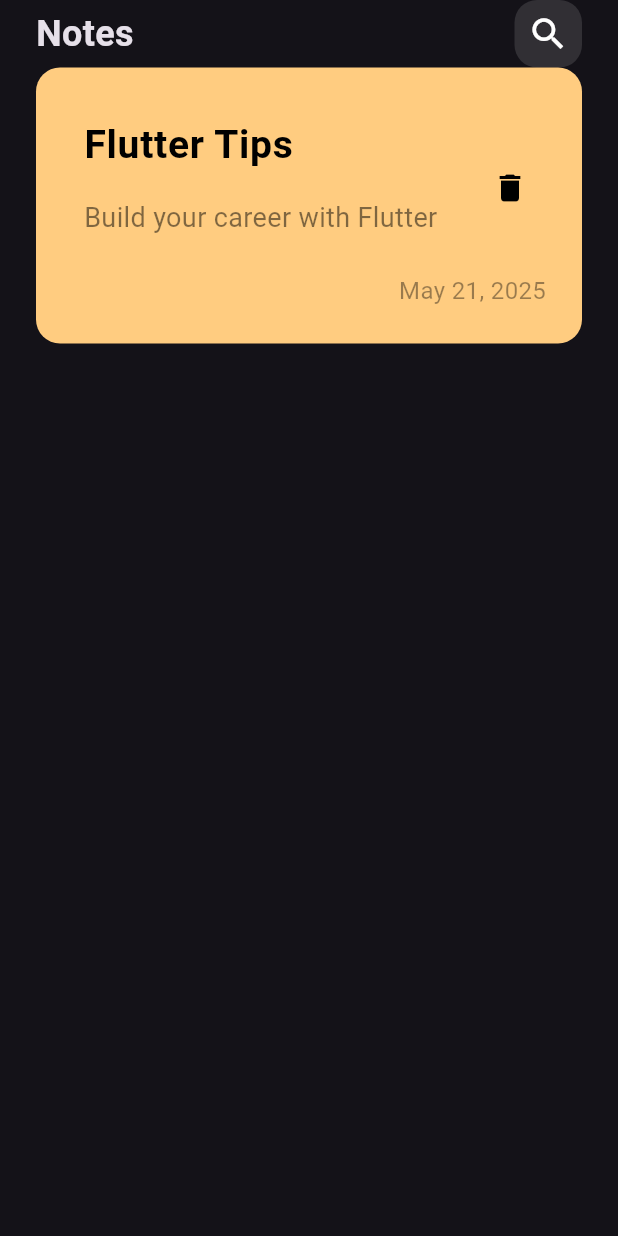
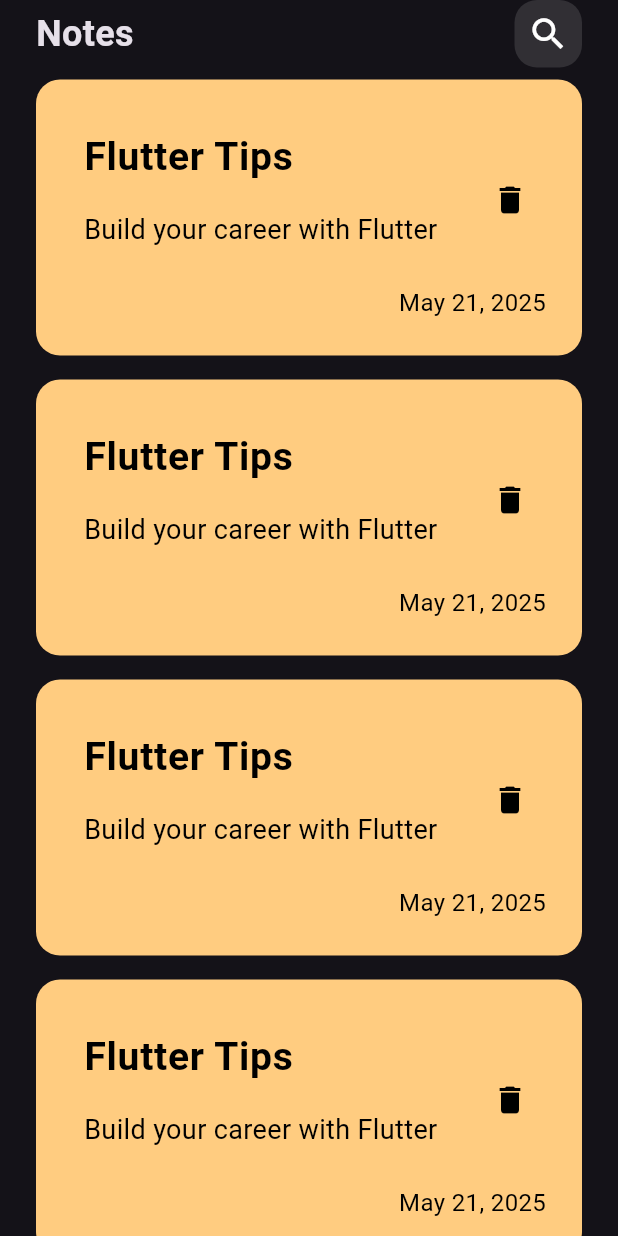
Before and after one commit to MohamedHany1512/notesApp, a Flutter app: the screen it shows after launch, on a phone screen of 412 x 824 dp. Run offline on Flutter 3.47's test engine with Material 3 defaults, Android fonts, the phone set to English and light mode, and no system bars.

Commit message:
create note list view

```diff
--- a/lib/views/widgets/custom_note_item.dart
+++ b/lib/views/widgets/custom_note_item.dart
@@ -23,7 +23,7 @@ class NoteItem  extends StatelessWidget {
           subtitle: Padding(
             padding: const EdgeInsets.only(top: 16.0,bottom: 16),
             child: Text('Build your career with Flutter',style: TextStyle(
-              color: Colors.black.withOpacity(0.5),
+              color: Colors.black.withValues(),
               fontSize: 18,
             ),),
           ),
@@ -34,7 +34,7 @@ class NoteItem  extends StatelessWidget {
         Padding(
           padding: const EdgeInsets.only(right: 24),
           child: Text("May 21, 2025",style: TextStyle(
-            color: Colors.black.withOpacity(0.4),
+            color: Colors.black.withValues(),
             fontSize: 16,
           ),),
         ),
--- /dev/null
+++ b/lib/views/widgets/notes_list_view.dart
@@ -0,0 +1,19 @@
+
+import 'package:flutter/material.dart';
+import 'package:noteapp/views/widgets/custom_note_item.dart';
+
+class NotesListView extends StatelessWidget {
+  const NotesListView({super.key});
+
+  @override
+  Widget build(BuildContext context) {
+    return ListView.builder(itemBuilder: (context,index){
+      return Padding(
+        padding: const EdgeInsets.symmetric(vertical: 8 ),
+        child: NoteItem(),
+      );
+    },
+    itemCount: 10,
+    );
+  }
+}
--- a/lib/views/widgets/notes_view_body.dart
+++ b/lib/views/widgets/notes_view_body.dart
@@ -2,6 +2,7 @@
 import 'package:flutter/material.dart';
 import 'package:noteapp/views/widgets/custom_app_bar.dart';
 import 'package:noteapp/views/widgets/custom_note_item.dart';
+import 'package:noteapp/views/widgets/notes_list_view.dart';
 
 class NotesViewBody extends StatelessWidget {
   const NotesViewBody({super.key});
@@ -10,11 +11,10 @@ class NotesViewBody extends StatelessWidget {
   Widget build(BuildContext context) {
     return Padding(
       padding: const EdgeInsets.symmetric(horizontal: 24),
-      child: const Column(
+      child:  Column(
         children: [
           CustomAppBar(),
-          NoteItem(),
-
+        Expanded(child: NotesListView())
         ],
       ),
     );
```
